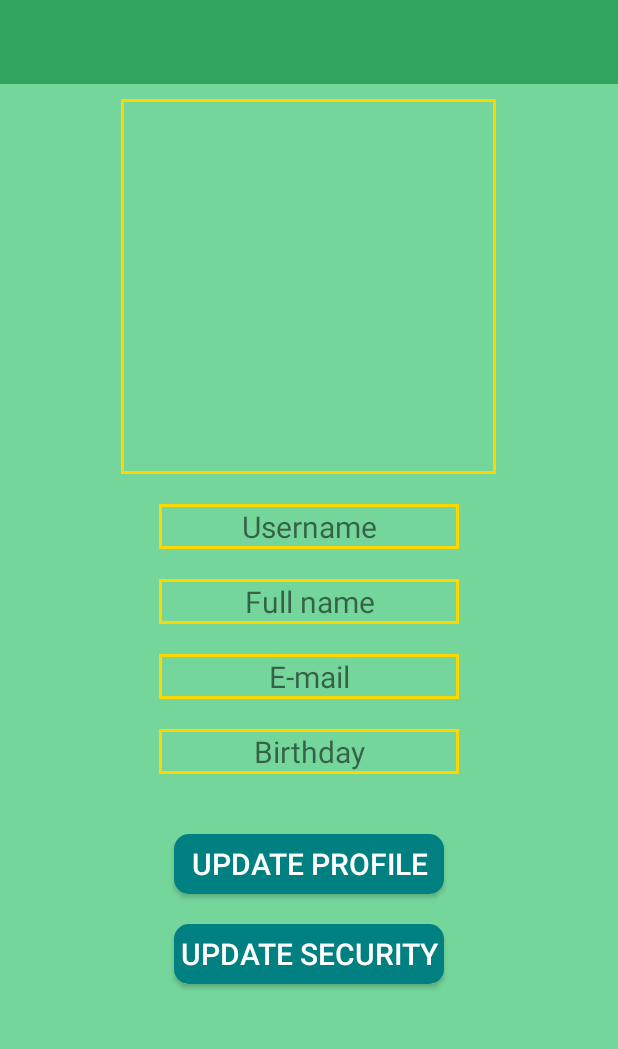
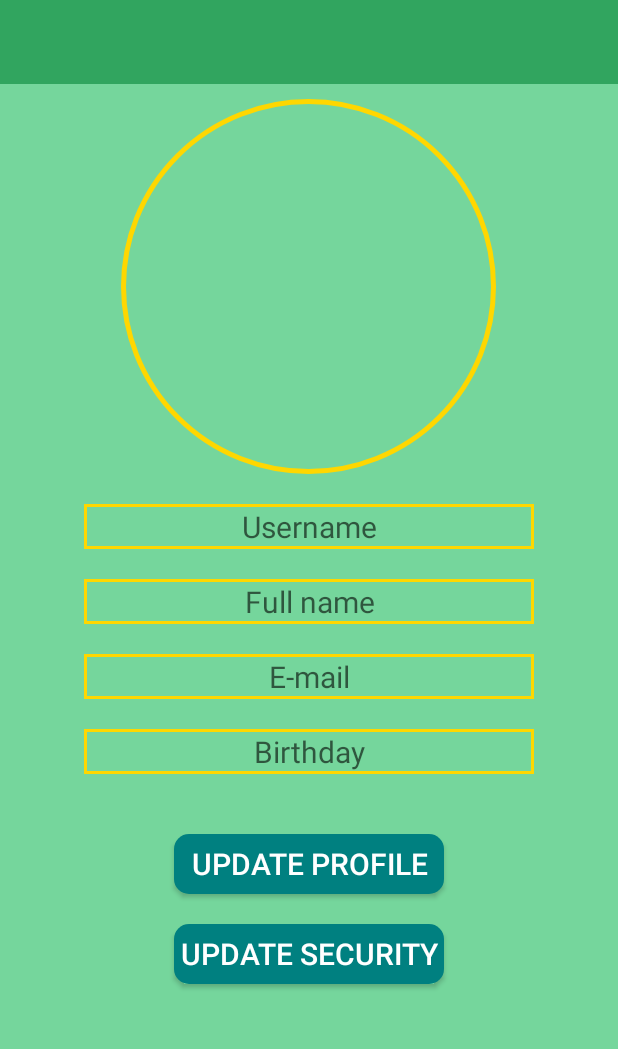
Before and after one commit to hookFang/Foody-Moody, an Android app: the layout activity_profile.xml on its own in the app's theme, with its tools: preview values and no code run, on a phone screen of 412 x 824 dp, the part 120-1169 px from its top. Run offline under Robolectric (Android 15) with nearby library versions, the light colour scheme and no system bars; Roboto replaces fonts that are not available here.

Commit message:
Profile updating (#31)
* Profile updating

* new updates

```diff
--- /dev/null
+++ b/app/src/main/res/drawable/photo_frame_profile.xml
@@ -0,0 +1,8 @@
+<?xml version="1.0" encoding="UTF-8"?>
+<shape xmlns:android="http://schemas.android.com/apk/res/android">
+    <stroke android:width="3dp" android:color="@color/yellow" />
+    <padding android:left="2dp" android:top="2dp" android:right="2dp"
+        android:bottom="2dp" />
+    <corners android:radius="@dimen/d_125"/>
+
+</shape>
--- a/app/src/main/res/layout/activity_profile.xml
+++ b/app/src/main/res/layout/activity_profile.xml
@@ -44,28 +44,28 @@
 
             <de.hdodenhof.circleimageview.CircleImageView
                 android:id="@+id/imageView_profile_picture"
-                android:layout_width="250dp"
-                android:layout_height="250dp"
+                android:layout_width="@dimen/d_250"
+                android:layout_height="@dimen/d_250"
                 android:layout_marginTop="@dimen/d_10"
-                android:background="@drawable/text_frame_profile" />
+                android:background="@drawable/photo_frame_profile" />
 
             <TextView
                 android:id="@+id/TextView_username"
-                android:layout_width="@dimen/d_200"
+                android:layout_width="@dimen/d_300"
                 android:layout_height="@dimen/d_30"
                 android:background="@drawable/text_frame_profile"
-                android:text="@string/username1"
+                android:hint="@string/username1"
                 android:textAlignment="center"
                 android:gravity="center"
                 android:textSize="@dimen/f_20"
-                android:layout_marginTop="@dimen/d_20"/>
+                android:layout_marginTop="@dimen/d_20" />
 
             <TextView
                 android:id="@+id/TextView_fullname"
-                android:layout_width="@dimen/d_200"
+                android:layout_width="@dimen/d_300"
                 android:layout_height="@dimen/d_30"
                 android:background="@drawable/text_frame_profile"
-                android:text="@string/fullName"
+                android:hint="@string/fullName"
                 android:textAlignment="center"
                 android:gravity="center"
                 android:textSize="@dimen/f_20"
@@ -73,10 +73,10 @@
 
             <TextView
                 android:id="@+id/TextView_email"
-                android:layout_width="@dimen/d_200"
+                android:layout_width="@dimen/d_300"
                 android:layout_height="@dimen/d_30"
                 android:background="@drawable/text_frame_profile"
-                android:text="@string/username"
+                android:hint="@string/username"
                 android:textAlignment="center"
                 android:gravity="center"
                 android:textSize="@dimen/f_20"
@@ -84,10 +84,10 @@
 
             <TextView
                 android:id="@+id/TextView_birthday"
-                android:layout_width="@dimen/d_200"
+                android:layout_width="@dimen/d_300"
                 android:layout_height="@dimen/d_30"
                 android:background="@drawable/text_frame_profile"
-                android:text="@string/birthday"
+                android:hint="@string/birthday"
                 android:textAlignment="center"
                 android:gravity="center"
                 android:textSize="@dimen/f_20"
--- a/app/src/main/res/values/dimens.xml
+++ b/app/src/main/res/values/dimens.xml
@@ -51,4 +51,6 @@
     <dimen name="d_350">350dp</dimen>
     <dimen name="f_16">16sp</dimen>
     <dimen name="d_230">230dp</dimen>
+    <dimen name="d_280">280dp</dimen>
+    <dimen name="d_125">125dp</dimen>
 </resources>
```
Also changed, not shown: app/src/main/java/com/bluegeeks/foodymoody/PersonalActivity.kt (+9 -4 lines), app/src/main/java/com/bluegeeks/foodymoody/ProfileActivity.kt (+112 -18 lines), app/src/main/res/drawable-v24/button_remove.xml (added, +12 -0 lines), app/src/main/res/drawable-v24/profile.xml (added, +11 -0 lines), app/src/main/res/layout/activity_personal.xml (+5 -3 lines), app/src/main/res/layout/profile_dialogue.xml (added, +70 -0 lines), app/src/main/res/values/strings.xml (+6 -3 lines).
